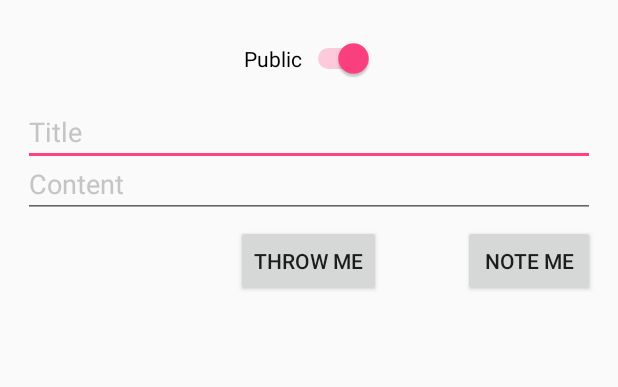
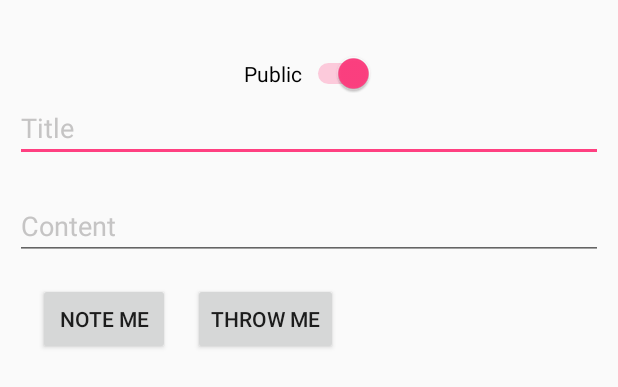
Before and after one commit to aranzaiger/TheSocialNotework-Android, an Android app: the layout note_view_full.xml on its own in the app's theme, with its tools: preview values and no code run, on a phone screen of 412 x 824 dp. Shown: the top 387 px of the screen. Run offline under Robolectric (Android 15) with nearby library versions, the phone set to English and light mode, and no system bars; network calls fail.

Commit message:
Merge branch 'master' of https://github.com/sagidayan/TheSocialNotework-Android
# Conflicts:
#	app/src/main/AndroidManifest.xml

- splash JPG added

```diff
--- a/app/src/main/java/com/android_app/matan/ara/sagi/thesocialnotework/GPSUtils.java
+++ b/app/src/main/java/com/android_app/matan/ara/sagi/thesocialnotework/GPSUtils.java
@@ -199,7 +199,7 @@ public class GPSUtils extends Service implements LocationListener {
                 return addresses;
 
             } else {
-                Toast.makeText(this, "latitude and longitude are null",
+                Toast.makeText(mContext, "latitude and longitude are null",
                         Toast.LENGTH_LONG).show();
                 return null;
             }
--- a/app/src/main/res/layout/note_view_full.xml
+++ b/app/src/main/res/layout/note_view_full.xml
@@ -8,11 +8,20 @@
         android:layout_width="match_parent"
         android:layout_height="wrap_content">
 
+    </FrameLayout>
+
+    <LinearLayout
+        android:orientation="vertical"
+        android:layout_width="match_parent"
+        android:layout_height="match_parent"
+        android:layout_gravity="center_horizontal"
+        android:layout_margin="10dp">
+
         <Switch
             android:id="@+id/nvf_note_permission"
             android:layout_width="wrap_content"
             android:layout_height="wrap_content"
-            android:layout_gravity="center_horizontal|top"
+            android:layout_gravity="center_horizontal"
             android:layout_marginTop="25dp"
             android:checked="true"
             android:text="@string/nvf_public_label" />
@@ -21,44 +30,42 @@
             android:id="@+id/nvf_note_title"
             android:layout_width="match_parent"
             android:layout_height="wrap_content"
-            android:layout_gravity="center_horizontal|top"
-            android:layout_marginLeft="15dp"
-            android:layout_marginRight="15dp"
-            android:layout_marginTop="65dp"
             android:autoText="false"
             android:editable="true"
             android:elegantTextHeight="false"
             android:maxLines="1"
-            android:text="Title"
+            android:text="@string/nvf_title"
             android:textColor="#c5c4c4" />
 
         <EditText
             android:id="@+id/nvf_note_content"
             android:layout_width="match_parent"
             android:layout_height="wrap_content"
-            android:layout_gravity="center_horizontal|top"
-            android:layout_marginLeft="15dp"
-            android:layout_marginRight="15dp"
-            android:layout_marginTop="100dp"
             android:editable="true"
-            android:text="Content"
-            android:textColor="#c5c4c4" />
+            android:text="@string/nvf_content"
+            android:textColor="#c5c4c4"
+            android:layout_marginTop="20dp" />
+
+        <LinearLayout
+            android:orientation="horizontal"
+            android:layout_width="wrap_content"
+            android:layout_height="wrap_content">
 
             <Button
                 android:id="@+id/nvf_note_submit_btn"
                 android:layout_width="wrap_content"
                 android:layout_height="wrap_content"
-            android:layout_gravity="right|top"
-            android:layout_marginRight="15dp"
-            android:layout_marginTop="150dp"
-            android:text="Note Me" />
+                android:text="@string/note_me"
+                android:layout_margin="15dp" />
 
             <Button
                 android:id="@+id/nvf_note_cancel_btn"
                 android:layout_width="wrap_content"
                 android:layout_height="wrap_content"
-            android:layout_gravity="center_horizontal|bottom"
-            android:text="Throw Me" />
+                android:text="@string/throw_me"
+                android:layout_marginTop="15dp" />
+        </LinearLayout>
 
-    </FrameLayout>
     </LinearLayout>
+
+</LinearLayout>
--- a/app/src/main/res/values/strings.xml
+++ b/app/src/main/res/values/strings.xml
@@ -18,5 +18,9 @@
     <string name="title_activity_personal_space">PersonalSpaceActivity</string>
     <string name="nvf_private_label">Private</string>
     <string name="nvf_public_label">Public</string>
+    <string name="nvf_title">Title</string>
+    <string name="nvf_content">Content</string>
+    <string name="throw_me">Throw Me</string>
+    <string name="note_me">Note Me</string>
 
 </resources>
```
Also changed, not shown: app/src/main/AndroidManifest.xml (+2 -8 lines), app/src/main/java/com/android_app/matan/ara/sagi/thesocialnotework/SplashActivity.java (+24 -8 lines), app/src/main/res/layout/activity_splash.xml (+7 -16 lines), app/src/main/res/drawable/splash_screen.JPG (added). Lines whose indentation alone changed are shown as unchanged.
